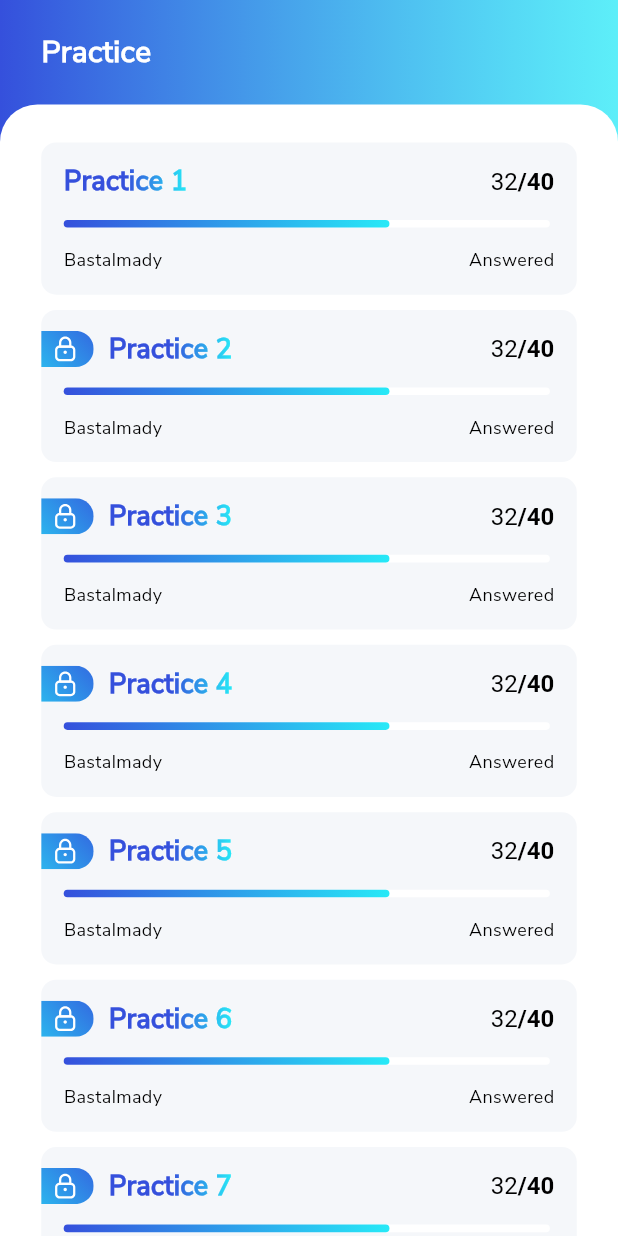
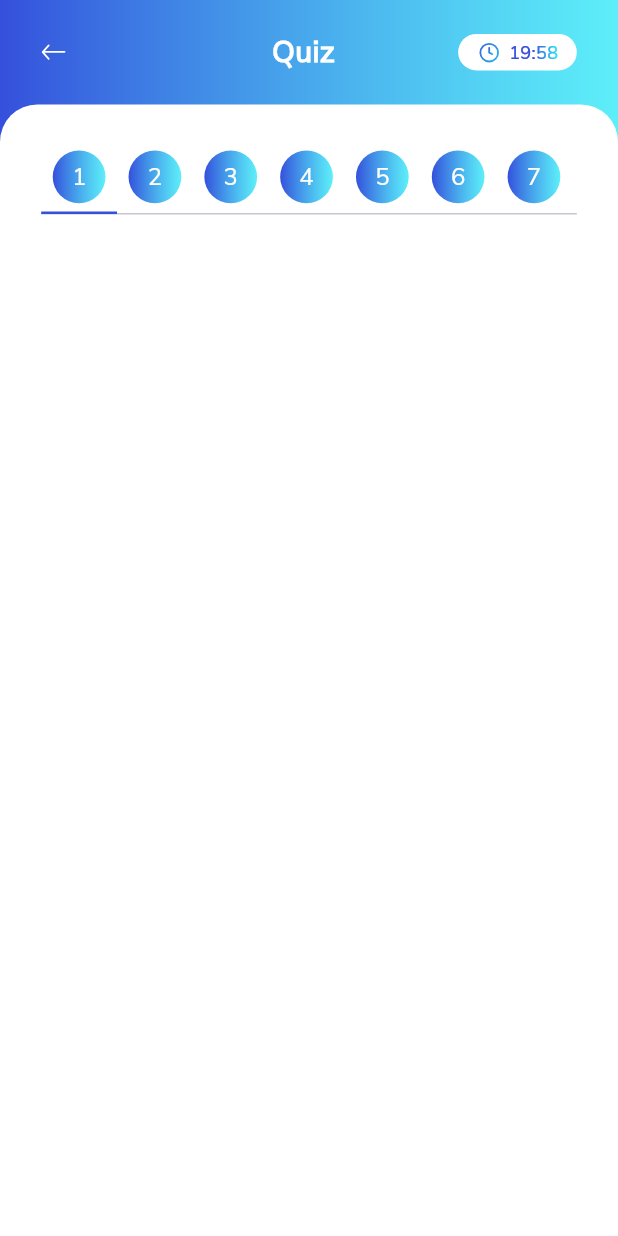
Before and after one commit to s0urav-hald3r/PDD-KZ, a Flutter app: the PracticePage screen opened directly, after a tap on an icon or button, on a phone screen of 412 x 824 dp. Run offline on Flutter 3.47's test engine with Material 3 defaults, Android fonts, the phone set to English and light mode, and no system bars; drawn by our look-alikes of percent_indicator, simple_gradient_text; our stand-ins replace flutter_svg, get, get_storage, page_transition; accounts and stored records are empty.

Commit message:
progress bar created in qa page

```diff
--- a/lib/components/practice_card.dart
+++ b/lib/components/practice_card.dart
@@ -4,6 +4,7 @@ import 'package:exam_app/controllers/home_controller.dart';
 import 'package:exam_app/services/navigator_key.dart';
 import 'package:exam_app/utils/extension.dart';
 import 'package:exam_app/views/premium_page.dart';
+import 'package:exam_app/views/q_a_page.dart';
 import 'package:flutter/material.dart';
 import 'package:flutter_svg/flutter_svg.dart';
 import 'package:percent_indicator/linear_percent_indicator.dart';
@@ -19,6 +20,8 @@ class PracticeCard extends StatelessWidget {
       onTap: () {
         if (index != 0 && !HomeController.instance.isProUser) {
           NavigatorKey.push(const PremiumPage());
+        } else {
+          NavigatorKey.push(const QAPage());
         }
       },
       child: Container(
--- /dev/null
+++ b/lib/components/progress_bar.dart
@@ -0,0 +1,62 @@
+import 'package:exam_app/config/colors.dart';
+import 'package:exam_app/utils/extension.dart';
+import 'package:flutter/material.dart';
+
+class ProgressBar extends StatefulWidget {
+  const ProgressBar({super.key});
+
+  @override
+  State<ProgressBar> createState() => _ProgressBarState();
+}
+
+class _ProgressBarState extends State<ProgressBar>
+    with SingleTickerProviderStateMixin {
+  int tabLength = 40;
+  late TabController _tabController;
+
+  @override
+  void initState() {
+    super.initState();
+    _tabController = TabController(length: tabLength, vsync: this);
+  }
+
+  @override
+  Widget build(BuildContext context) {
+    return Padding(
+      padding: EdgeInsets.symmetric(horizontal: 25.w, vertical: 25.h),
+      child: TabBar(
+        controller: _tabController,
+        isScrollable: true,
+        tabAlignment: TabAlignment.start,
+        padding: EdgeInsets.zero,
+        indicatorSize: TabBarIndicatorSize.tab,
+        indicatorWeight: 2,
+        labelPadding: EdgeInsets.symmetric(horizontal: 7.w),
+        indicatorColor: primaryColor,
+        tabs: List.generate(
+          tabLength,
+          (index) => Tab(
+            child: Container(
+              width: 32.w,
+              height: 32.w,
+              decoration: BoxDecoration(
+                shape: BoxShape.circle,
+                gradient: containerGradient,
+              ),
+              child: Center(
+                child: Text(
+                  '${index + 1}',
+                  style: const TextStyle(
+                    color: whiteColor,
+                    fontWeight: FontWeight.w500,
+                    fontSize: 16,
+                  ),
+                ),
+              ),
+            ),
+          ),
+        ),
+      ),
+    );
+  }
+}
--- /dev/null
+++ b/lib/components/quiz_appbar.dart
@@ -0,0 +1,79 @@
+import 'package:exam_app/config/colors.dart';
+import 'package:exam_app/config/icons.dart';
+import 'package:exam_app/controllers/timer_controller.dart';
+import 'package:exam_app/services/navigator_key.dart';
+import 'package:exam_app/utils/extension.dart';
+import 'package:flutter/material.dart';
+import 'package:flutter_svg/flutter_svg.dart';
+import 'package:get/get.dart';
+import 'package:simple_gradient_text/simple_gradient_text.dart';
+
+class QuizAppbar extends StatefulWidget {
+  const QuizAppbar({super.key});
+
+  @override
+  State<QuizAppbar> createState() => _QuizAppbarState();
+}
+
+class _QuizAppbarState extends State<QuizAppbar> {
+  final controller = TimerController.instance;
+
+  @override
+  void initState() {
+    super.initState();
+    controller.startTimer();
+  }
+
+  @override
+  void dispose() {
+    super.dispose();
+    controller.stopTimer();
+  }
+
+  @override
+  Widget build(BuildContext context) {
+    return Padding(
+      padding: EdgeInsets.fromLTRB(
+          25.w, MediaQuery.of(context).padding.top + 20.h, 25.w, 20.h),
+      child: Row(children: [
+        InkWell(
+            onTap: () {
+              NavigatorKey.pop();
+            },
+            child: SvgPicture.asset(backArrowIcon)),
+        const Spacer(flex: 5),
+        const Text(
+          'Quiz',
+          style: TextStyle(
+            fontWeight: FontWeight.w700,
+            fontSize: 20,
+            color: whiteColor,
+          ),
+        ),
+        const Spacer(flex: 3),
+        Container(
+          width: 72.w,
+          height: 24.h,
+          decoration: BoxDecoration(
+            borderRadius: BorderRadius.circular(16),
+            color: whiteColor,
+          ),
+          child: Row(mainAxisAlignment: MainAxisAlignment.center, children: [
+            SvgPicture.asset(timerIcon),
+            SizedBox(width: 5.w),
+            Obx(() {
+              return GradientText(
+                controller.formattedTime,
+                style: const TextStyle(
+                  fontWeight: FontWeight.w500,
+                  fontSize: 12,
+                ),
+                colors: const [primaryColor, primaryColor, secondaryColor],
+              );
+            })
+          ]),
+        )
+      ]),
+    );
+  }
+}
--- /dev/null
+++ b/lib/controllers/timer_controller.dart
@@ -0,0 +1,43 @@
+import 'dart:async';
+import 'package:get/get.dart';
+
+class TimerController extends GetxController {
+  static TimerController get instance => Get.find();
+
+  RxInt min = 19.obs;
+  RxInt sec = 59.obs;
+
+  Timer? _timer;
+
+  int get minute => min.value;
+  int get second => sec.value;
+
+  String get formattedTime =>
+      '${minute.toString().padLeft(2, '0')}:${second.toString().padLeft(2, '0')}';
+
+  void startTimer() {
+    min.value = 19;
+    sec.value = 59;
+
+    _timer?.cancel(); // Cancel any existing timer before starting a new one
+
+    _timer = Timer.periodic(const Duration(seconds: 1), (t) {
+      if (sec.value > 0) {
+        sec.value = sec.value - 1;
+      } else if (min.value > 0) {
+        min.value = min.value - 1;
+        sec.value = 59;
+      } else {
+        stopTimer();
+      }
+    });
+  }
+
+  void stopTimer() {
+    _timer?.cancel(); // Cancel the timer when stopping
+    min.value = 0;
+    sec.value = 0;
+  }
+
+  bool get isTimerStop => min.value == 0 && sec.value == 0;
+}
--- a/lib/main.dart
+++ b/lib/main.dart
@@ -1,5 +1,6 @@
 import 'package:exam_app/config/colors.dart';
 import 'package:exam_app/controllers/home_controller.dart';
+import 'package:exam_app/controllers/timer_controller.dart';
 import 'package:exam_app/services/navigator_key.dart';
 import 'package:exam_app/views/navbar_page.dart';
 import 'package:flutter/material.dart';
@@ -11,6 +12,7 @@ void main() async {
 
   // Dependency injection
   Get.lazyPut(() => HomeController());
+  Get.lazyPut(() => TimerController());
 
   await SystemChrome.setPreferredOrientations([
     DeviceOrientation.portraitUp,
--- /dev/null
+++ b/lib/views/q_a_page.dart
@@ -0,0 +1,34 @@
+import 'package:exam_app/components/progress_bar.dart';
+import 'package:exam_app/components/quiz_appbar.dart';
+import 'package:exam_app/config/colors.dart';
+import 'package:flutter/material.dart';
+
+class QAPage extends StatelessWidget {
+  const QAPage({super.key});
+
+  @override
+  Widget build(BuildContext context) {
+    return Scaffold(
+      body: Container(
+        width: MediaQuery.of(context).size.width,
+        height: MediaQuery.of(context).size.height,
+        decoration: BoxDecoration(gradient: containerGradient),
+        child: Column(crossAxisAlignment: CrossAxisAlignment.start, children: [
+          const QuizAppbar(),
+          Expanded(
+            child: Container(
+              decoration: const BoxDecoration(
+                color: whiteColor,
+                borderRadius: BorderRadius.only(
+                  topLeft: Radius.circular(25),
+                  topRight: Radius.circular(25),
+                ),
+              ),
+              child: const Column(children: [ProgressBar()]),
+            ),
+          )
+        ]),
+      ),
+    );
+  }
+}
```
